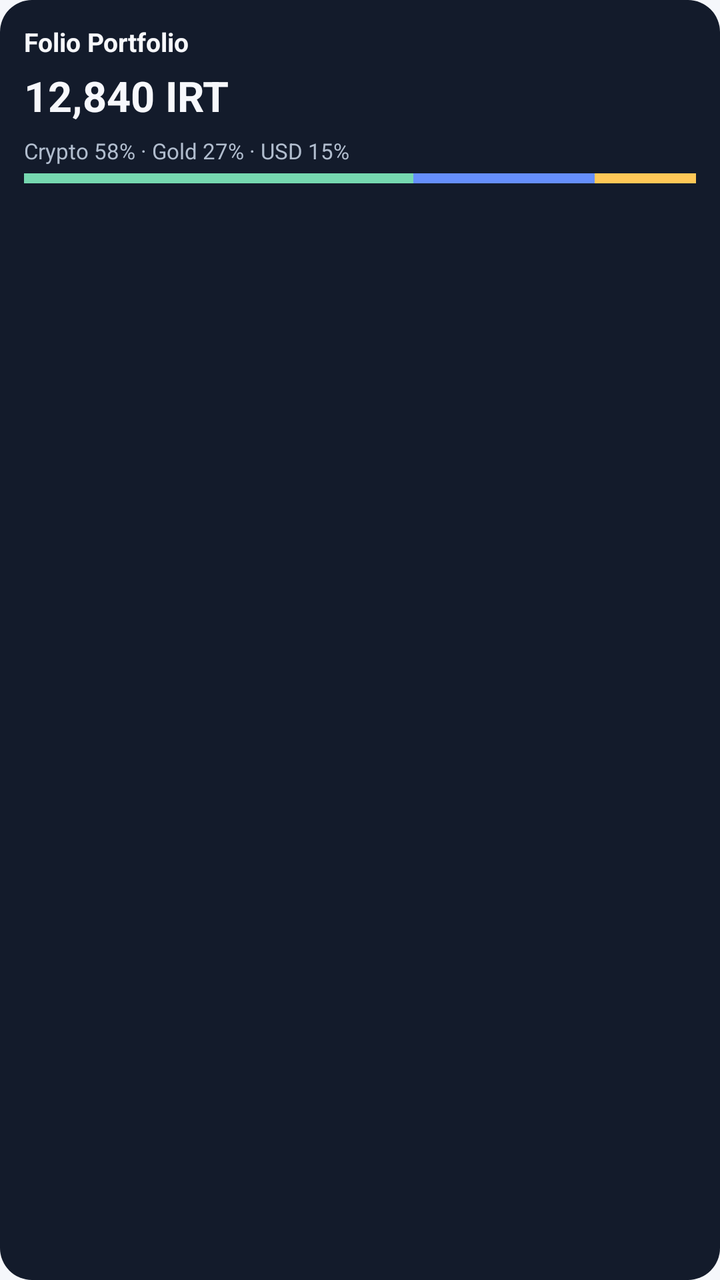
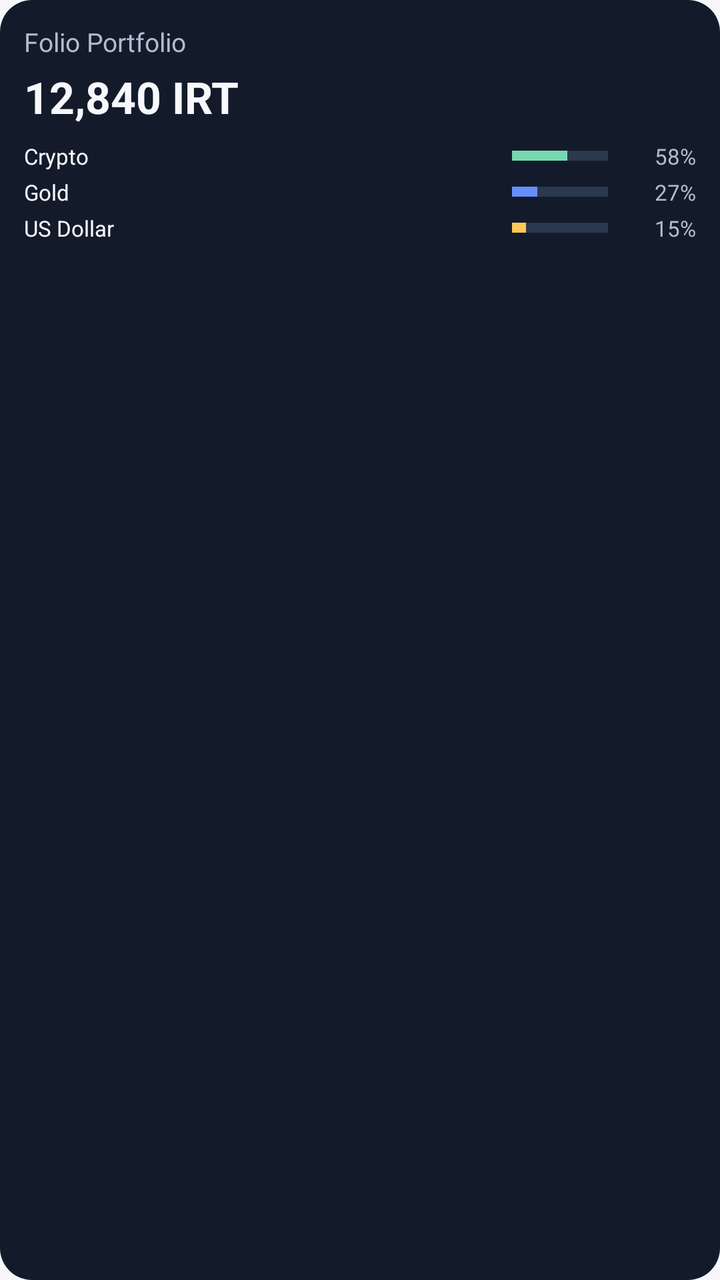

Compare the two renders of this Android layout. The source of the first and the diff that turns it into the second are given below.
<!-- AndroidManifest.xml: application theme Theme.Folio.Splash -->
<!-- res/layout/widget_portfolio_preview.xml -->
<?xml version="1.0" encoding="utf-8"?>
<LinearLayout xmlns:android="http://schemas.android.com/apk/res/android"
    android:layout_width="match_parent"
    android:layout_height="match_parent"
    android:background="@drawable/widget_portfolio_card"
    android:orientation="vertical"
    android:padding="12dp">

    <TextView
        android:layout_width="match_parent"
        android:layout_height="wrap_content"
        android:maxLines="1"
        android:text="@string/widget_portfolio_name"
        android:textColor="#FFF7F8FC"
        android:textSize="13sp"
        android:textStyle="bold" />

    <TextView
        android:layout_width="match_parent"
        android:layout_height="wrap_content"
        android:layout_marginTop="4dp"
        android:maxLines="1"
        android:text="@string/widget_portfolio_preview_total"
        android:textColor="#FFF7F8FC"
        android:textSize="21sp"
        android:textStyle="bold" />

    <TextView
        android:layout_width="match_parent"
        android:layout_height="wrap_content"
        android:layout_marginTop="6dp"
        android:maxLines="1"
        android:text="@string/widget_portfolio_preview_allocation"
        android:textColor="#FFB1BDCE"
        android:textSize="11sp" />

    <LinearLayout
        android:layout_width="match_parent"
        android:layout_height="5dp"
        android:layout_marginTop="4dp"
        android:orientation="horizontal">
        <View
            android:layout_width="0dp"
            android:layout_height="match_parent"
            android:layout_weight="58"
            android:background="#FF76D8B0" />
        <View
            android:layout_width="0dp"
            android:layout_height="match_parent"
            android:layout_weight="27"
            android:background="#FF668FFC" />
        <View
            android:layout_width="0dp"
            android:layout_height="match_parent"
            android:layout_weight="15"
            android:background="#FFFFC857" />
    </LinearLayout>
</LinearLayout>
<!-- resources referenced by this layout -->
<resources>
  <!-- drawable widget_portfolio_card (drawable) -->
  <?xml version="1.0" encoding="utf-8"?>
  <shape xmlns:android="http://schemas.android.com/apk/res/android"
      android:shape="rectangle">
      <solid android:color="#FF131B2B" />
      <corners android:radius="16dp" />
  </shape>
  <string name="widget_portfolio_name">Folio Portfolio</string>
  <string name="widget_portfolio_preview_allocation">Crypto 58% · Gold 27% · USD 15%</string>
  <string name="widget_portfolio_preview_total">12,840 IRT</string>
  <style name="Theme.Folio.Splash" parent="Theme.Folio" />
  <style name="Theme.Folio" parent="Theme.MaterialComponents.DayNight.NoActionBar">
          <item name="colorPrimary">@color/folio_primary</item>
          <item name="colorPrimaryVariant">@color/folio_primary_variant</item>
          <item name="colorOnPrimary">@color/folio_on_primary</item>
          <item name="colorSecondary">@color/folio_secondary</item>
          <item name="colorSecondaryVariant">@color/folio_secondary</item>
          <item name="colorOnSecondary">@color/folio_on_secondary</item>
          <item name="colorAccent">@color/folio_primary</item>
          <item name="android:colorAccent">@color/folio_primary</item>
          <item name="android:statusBarColor">@color/folio_system_background</item>
          <item name="android:navigationBarColor">@color/folio_system_background</item>
          <item name="android:windowBackground">@color/folio_system_background</item>
          <item name="android:windowLightStatusBar">true</item>
          <item name="android:windowLightNavigationBar">true</item>
      </style>
  <color name="folio_primary">#315FC8</color>
  <color name="folio_primary_variant">#214A9F</color>
  <color name="folio_on_primary">#FFFFFFFF</color>
  <color name="folio_secondary">#087F5D</color>
  <color name="folio_on_secondary">#FFFFFFFF</color>
  <color name="folio_system_background">#F5F7FB</color>
</resources>

<!-- the commit's change to res/layout/widget_portfolio_preview.xml (unified diff, before → after) -->
@@ -4,55 +4,157 @@
     android:layout_height="match_parent"
     android:background="@drawable/widget_portfolio_card"
     android:orientation="vertical"
-    android:padding="12dp">
+    android:paddingStart="12dp"
+    android:paddingTop="12dp"
+    android:paddingEnd="12dp"
+    android:paddingBottom="8dp">
+    <TextView
+            android:layout_width="match_parent"
+            android:layout_height="wrap_content"
+            android:ellipsize="end"
+            android:maxLines="1"
+            android:text="@string/widget_portfolio_name"
+            android:textColor="#FFB1BDCE"
+            android:textSize="13sp" />
 
     <TextView
-        android:layout_width="match_parent"
-        android:layout_height="wrap_content"
-        android:maxLines="1"
-        android:text="@string/widget_portfolio_name"
-        android:textColor="#FFF7F8FC"
-        android:textSize="13sp"
-        android:textStyle="bold" />
-
-    <TextView
-        android:layout_width="match_parent"
-        android:layout_height="wrap_content"
-        android:layout_marginTop="4dp"
-        android:maxLines="1"
-        android:text="@string/widget_portfolio_preview_total"
-        android:textColor="#FFF7F8FC"
-        android:textSize="21sp"
-        android:textStyle="bold" />
-
-    <TextView
-        android:layout_width="match_parent"
-        android:layout_height="wrap_content"
-        android:layout_marginTop="6dp"
-        android:maxLines="1"
-        android:text="@string/widget_portfolio_preview_allocation"
-        android:textColor="#FFB1BDCE"
-        android:textSize="11sp" />
+            android:layout_width="match_parent"
+            android:layout_height="wrap_content"
+            android:ellipsize="end"
+            android:maxLines="1"
+            android:text="@string/widget_portfolio_preview_total"
+            android:textColor="#FFF7F8FC"
+            android:textSize="22sp"
+            android:layout_marginTop="4dp"
+            android:layout_marginBottom="6dp"
+            android:textStyle="bold" />
 
     <LinearLayout
         android:layout_width="match_parent"
-        android:layout_height="5dp"
-        android:layout_marginTop="4dp"
+        android:layout_height="18dp"
+        android:gravity="center_vertical"
         android:orientation="horizontal">
-        <View
+
+        <TextView
             android:layout_width="0dp"
-            android:layout_height="match_parent"
-            android:layout_weight="58"
-            android:background="#FF76D8B0" />
-        <View
+            android:layout_height="wrap_content"
+            android:ellipsize="end"
+            android:maxLines="1"
+            android:text="@string/type_crypto"
+            android:textColor="#FFF7F8FC"
+            android:textSize="11sp"
+            android:layout_weight="1" />
+
+        <LinearLayout
+            android:layout_width="48dp"
+            android:layout_height="5dp"
+            android:orientation="horizontal">
+            <View
+                android:layout_width="0dp"
+                android:layout_height="match_parent"
+                android:layout_weight="58"
+                android:background="#FF76D8B0" />
+            <View
+                android:layout_width="0dp"
+                android:layout_height="match_parent"
+                android:layout_weight="42"
+                android:background="#FF2B384D" />
+        </LinearLayout>
+
+        <TextView
+            android:layout_width="44dp"
+            android:layout_height="wrap_content"
+            android:ellipsize="end"
+            android:maxLines="1"
+            android:text="@string/widget_portfolio_preview_share_crypto"
+            android:textColor="#FFB1BDCE"
+            android:textSize="11sp"
+            android:gravity="end" />
+    </LinearLayout>
+
+    <LinearLayout
+        android:layout_width="match_parent"
+        android:layout_height="18dp"
+        android:gravity="center_vertical"
+        android:orientation="horizontal">
+
+        <TextView
             android:layout_width="0dp"
-            android:layout_height="match_parent"
-            android:layout_weight="27"
-            android:background="#FF668FFC" />
-        <View
+            android:layout_height="wrap_content"
+            android:ellipsize="end"
+            android:maxLines="1"
+            android:text="@string/type_gold"
+            android:textColor="#FFF7F8FC"
+            android:textSize="11sp"
+            android:layout_weight="1" />
+
+        <LinearLayout
+            android:layout_width="48dp"
+            android:layout_height="5dp"
+            android:orientation="horizontal">
+            <View
+                android:layout_width="0dp"
+                android:layout_height="match_parent"
+                android:layout_weight="27"
+                android:background="#FF668FFC" />
+            <View
+                android:layout_width="0dp"
+                android:layout_height="match_parent"
+                android:layout_weight="73"
+                android:background="#FF2B384D" />
+        </LinearLayout>
+
+        <TextView
+            android:layout_width="44dp"
+            android:layout_height="wrap_content"
+            android:ellipsize="end"
+            android:maxLines="1"
+            android:text="@string/widget_portfolio_preview_share_gold"
+            android:textColor="#FFB1BDCE"
+            android:textSize="11sp"
+            android:gravity="end" />
+    </LinearLayout>
+
+    <LinearLayout
+        android:layout_width="match_parent"
+        android:layout_height="18dp"
+        android:gravity="center_vertical"
+        android:orientation="horizontal">
+
+        <TextView
             android:layout_width="0dp"
-            android:layout_height="match_parent"
-            android:layout_weight="15"
-            android:background="#FFFFC857" />
+            android:layout_height="wrap_content"
+            android:ellipsize="end"
+            android:maxLines="1"
+            android:text="@string/type_usd"
+            android:textColor="#FFF7F8FC"
+            android:textSize="11sp"
+            android:layout_weight="1" />
+
+        <LinearLayout
+            android:layout_width="48dp"
+            android:layout_height="5dp"
+            android:orientation="horizontal">
+            <View
+                android:layout_width="0dp"
+                android:layout_height="match_parent"
+                android:layout_weight="15"
+                android:background="#FFFFC857" />
+            <View
+                android:layout_width="0dp"
+                android:layout_height="match_parent"
+                android:layout_weight="85"
+                android:background="#FF2B384D" />
+        </LinearLayout>
+
+        <TextView
+            android:layout_width="44dp"
+            android:layout_height="wrap_content"
+            android:ellipsize="end"
+            android:maxLines="1"
+            android:text="@string/widget_portfolio_preview_share_usd"
+            android:textColor="#FFB1BDCE"
+            android:textSize="11sp"
+            android:gravity="end" />
     </LinearLayout>
 </LinearLayout>
<!-- resource entries referenced after the edit -->
@@ -7,8 +7,13 @@
       <solid android:color="#FF131B2B" />
       <corners android:radius="16dp" />
   </shape>
+  <string name="type_crypto">Crypto</string>
+  <string name="type_gold">Gold</string>
+  <string name="type_usd">US Dollar</string>
   <string name="widget_portfolio_name">Folio Portfolio</string>
-  <string name="widget_portfolio_preview_allocation">Crypto 58% · Gold 27% · USD 15%</string>
+  <string name="widget_portfolio_preview_share_crypto">58%</string>
+  <string name="widget_portfolio_preview_share_gold">27%</string>
+  <string name="widget_portfolio_preview_share_usd">15%</string>
   <string name="widget_portfolio_preview_total">12,840 IRT</string>
   <style name="Theme.Folio.Splash" parent="Theme.Folio" />
   <style name="Theme.Folio" parent="Theme.MaterialComponents.DayNight.NoActionBar">
